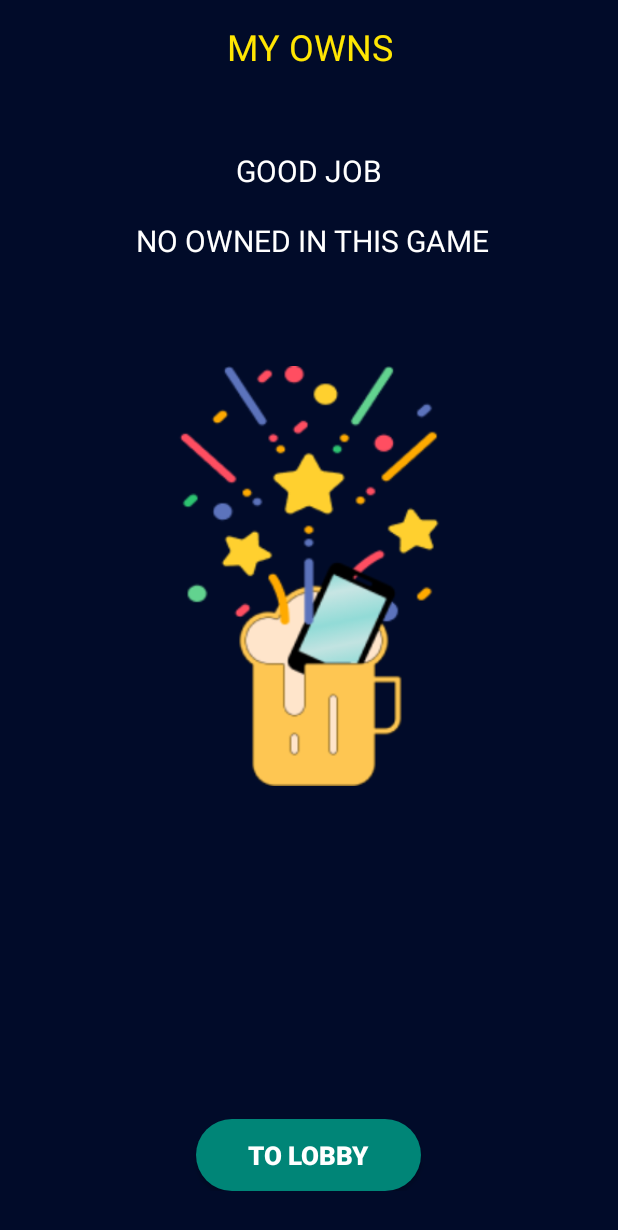
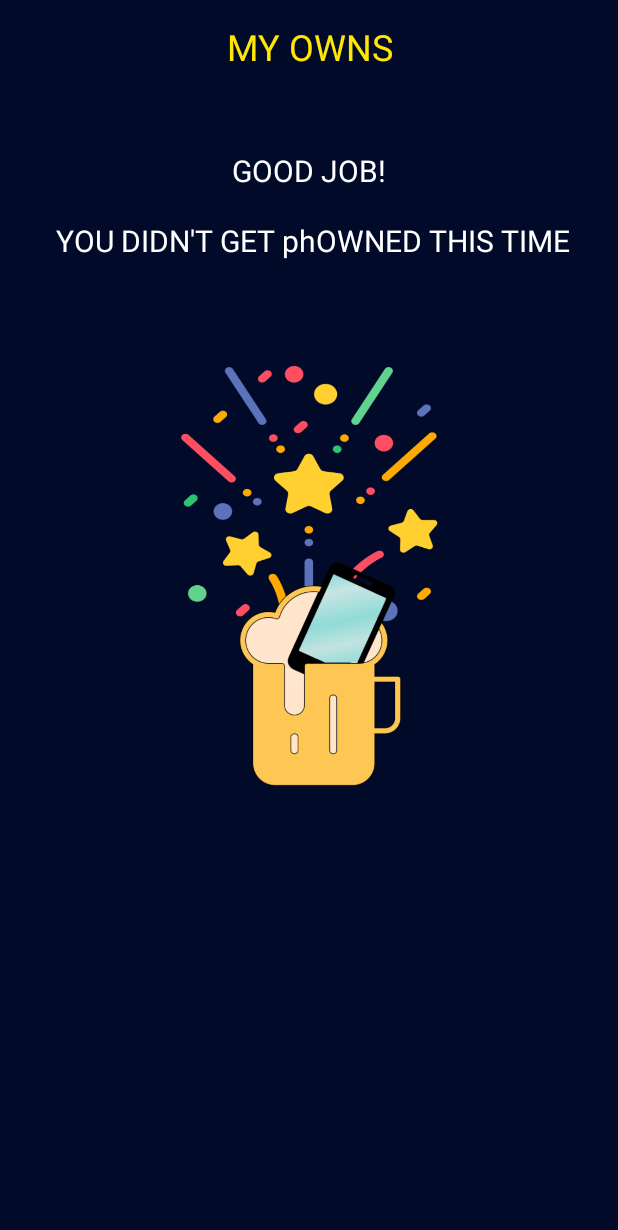
Before and after one commit to amircag/DonTouchV1, an Android app: the OwnedLog screen opened directly, with no data from a screen before it, on a phone screen of 412 x 824 dp. Shown: the top 1230 px of the screen. Run offline under Robolectric (Android 15) with nearby library versions, the phone set to English and light mode, and no system bars; our stand-ins replace Firebase (no records; nobody signed in at launch, a user with empty details on screens opened directly).

Commit message:
owns screen not standalone

```diff
--- a/app/src/main/java/com/example/dontouchv1/EndGamePersonalStat.java
+++ b/app/src/main/java/com/example/dontouchv1/EndGamePersonalStat.java
@@ -18,6 +18,8 @@ import android.widget.TextView;
 import android.widget.Toast;
 
 import com.bumptech.glide.Glide;
+import com.google.firebase.auth.FirebaseAuth;
+import com.google.firebase.auth.FirebaseUser;
 
 import de.hdodenhof.circleimageview.CircleImageView;
 
@@ -37,6 +39,7 @@ public class EndGamePersonalStat extends Fragment {
     private long wastedTime;
     private String myPicUrl,myNickName,gameId;
     private Button toLogs;
+    private FirebaseUser user = FirebaseAuth.getInstance().getCurrentUser();
 
 
     public EndGamePersonalStat() {
@@ -87,6 +90,8 @@ public class EndGamePersonalStat extends Fragment {
             public void onClick(View v) {
                 Intent goToLogs = new Intent(getContext(),OwnedLog.class);
                 goToLogs.putExtra("GAME_ID",gameId);
+                goToLogs.putExtra("USER_ID",user.getUid());
+                goToLogs.putExtra("FROM_GAME",true);
                 startActivity(goToLogs);
             }
         });
--- a/app/src/main/java/com/example/dontouchv1/OwnedLog.java
+++ b/app/src/main/java/com/example/dontouchv1/OwnedLog.java
@@ -31,6 +31,8 @@ public class OwnedLog extends AppCompatActivity {
     private FirebaseUser user = FirebaseAuth.getInstance().getCurrentUser();
     private Button toLobby;
     private Context self = this;
+    private String userId;
+    private boolean fromGame;
 
 
     @Override
@@ -39,11 +41,17 @@ public class OwnedLog extends AppCompatActivity {
         setContentView(R.layout.owned_log);
         Intent intent = getIntent();
         gameId = intent.getStringExtra("GAME_ID");
+        userId= intent.getStringExtra("USER_ID");
+        fromGame = intent.getBooleanExtra("FROM_GAME",false);
         noOwnsText = findViewById(R.id.no_owns_text);
         noOwnsPic = findViewById(R.id.no_owns_ic);
         noOwnsText.setVisibility(View.INVISIBLE);
         noOwnsPic.setVisibility(View.INVISIBLE);
         toLobby = findViewById(R.id.lobby_bt_own_log);
+        toLobby.setVisibility(View.INVISIBLE);
+        if (fromGame){
+            toLobby.setVisibility(View.VISIBLE);
+        }
         toLobby.setOnClickListener(new View.OnClickListener() {
             @Override
             public void onClick(View v) {
@@ -60,13 +68,13 @@ public class OwnedLog extends AppCompatActivity {
     }
 
     public void getOwns(){
-        db.collection("games").document(gameId).collection("owns").whereEqualTo("userId",user.getUid())
+        db.collection("games").document(gameId).collection("owns").whereEqualTo("userId",userId)
                 .get().addOnSuccessListener(new OnSuccessListener<QuerySnapshot>() {
             @Override
             public void onSuccess(QuerySnapshot queryDocumentSnapshots) {
                 List<DocumentSnapshot> owns = queryDocumentSnapshots.getDocuments();
                 for (DocumentSnapshot own : owns){
-                    if (own.get("userId").equals(user.getUid())){
+                    if (own.get("userId").equals(userId)){
                         OwnLogObj ownLog = new OwnLogObj(own.getString("ownDesc")
                                 ,(Long)own.get("ownType"));
                         ownLogObjs.add(ownLog);
--- a/app/src/main/res/layout/owned_log.xml
+++ b/app/src/main/res/layout/owned_log.xml
@@ -42,7 +42,7 @@
             <TextView
                 android:layout_width="match_parent"
                 android:layout_height="wrap_content"
-                android:text="GOOD JOB\n\n\ NO OWNED IN THIS GAME"
+                android:text="GOOD JOB!\n\n\ YOU DIDN\'T GET phOWNED THIS TIME"
                 android:textSize="20sp"
                 android:gravity="center"
                 android:textColor="#fff"
```
Also changed, not shown: app/src/main/res/drawable-v24/no_owns_icon.png (deleted), app/src/main/res/drawable/no_owns_icon.png (added).
